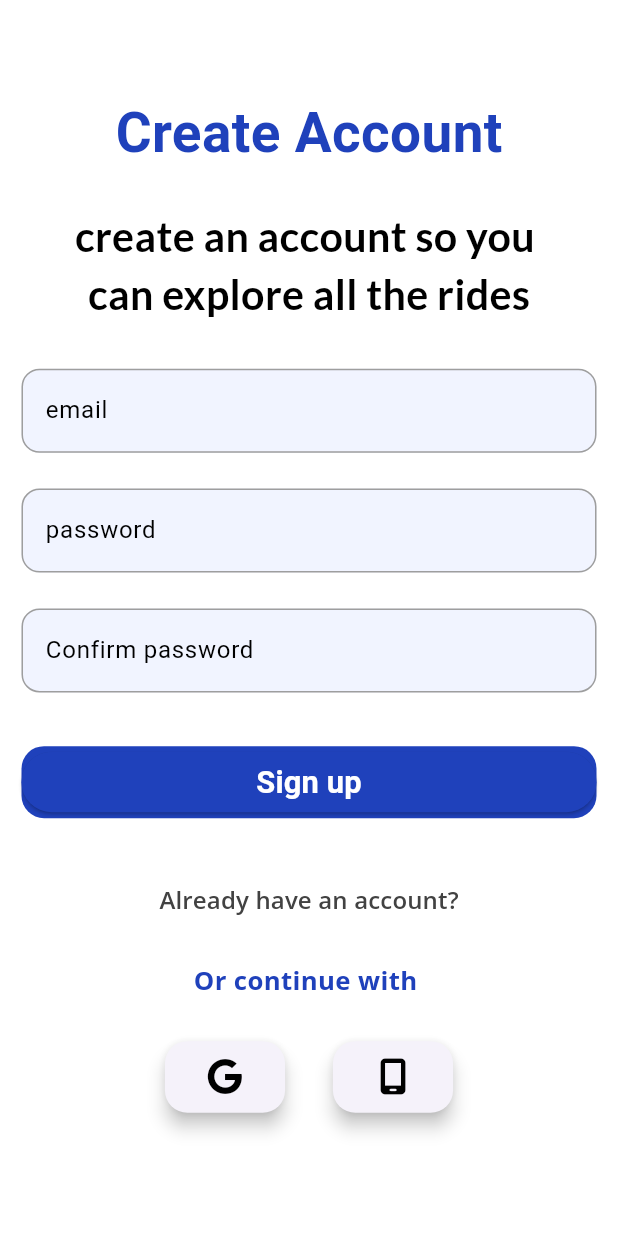
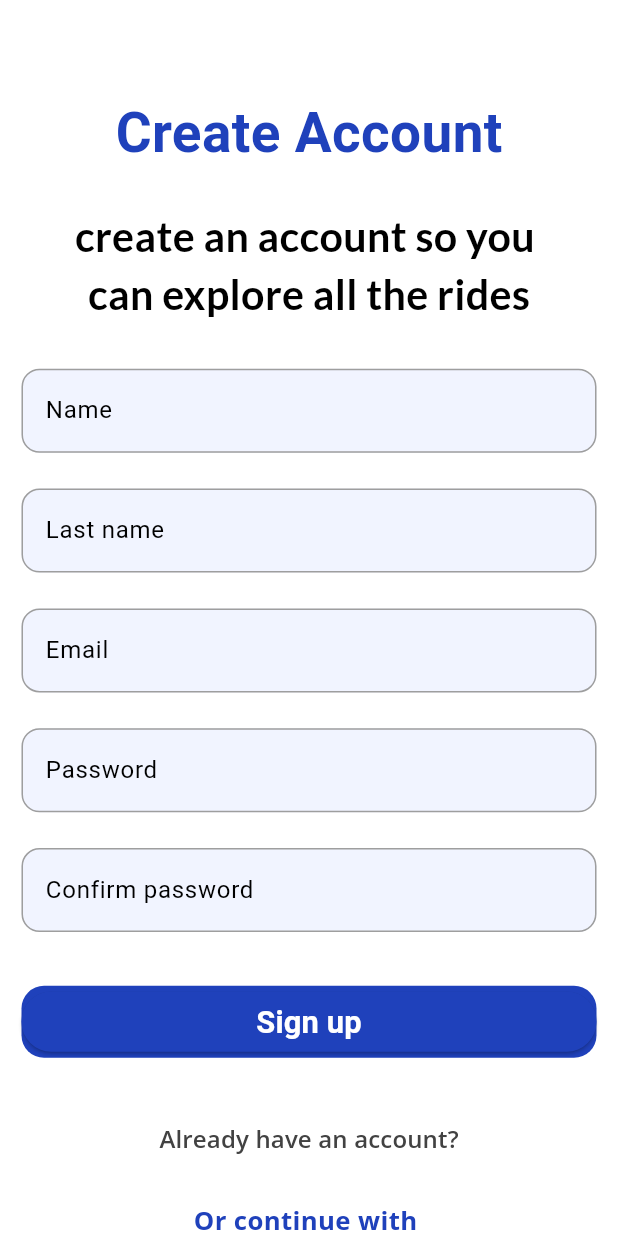
Before and after one commit to aswin531/rental_project, a Flutter app: the RegisterScreen screen opened directly, on a phone screen of 412 x 824 dp. Run offline on Flutter 3.47's test engine with Material 3 defaults, Android fonts, the light colour scheme and no system bars; our stand-ins replace equatable, firebase_auth, firebase_core, flutter_bloc, flutter_screenutil, font_awesome_flutter and 4 more; accounts and stored records are empty.

Commit message:
slight changes in Bloc event

```diff
--- a/lib/features/authentication/data/repositories/authentication_repository.dart
+++ b/lib/features/authentication/data/repositories/authentication_repository.dart
@@ -2,6 +2,7 @@ import 'package:rentit/features/authentication/domain/entity/user_entity.dart';
 
 abstract class AuthenticationRepository {
   Future<User> signInWithEmailAndPassword(String email, String password);
-  Future<User> signUpWithEmailAndPassword(String email, String password);
+  Future<User> signUpWithEmailAndPassword(String name, String lastName,
+      String email, String password, confirmPassword);
   Future<void> signOut();
 }
--- a/lib/features/authentication/data/repositories/authentication_repository_implementation.dart
+++ b/lib/features/authentication/data/repositories/authentication_repository_implementation.dart
@@ -5,13 +5,14 @@ import 'package:rentit/features/authentication/domain/entity/user_entity.dart';
 class AuthenticationRepositoryImpl implements AuthenticationRepository {
   late final FirebaseAuthDataSource _dataSource;
 
-   @override
+  @override
   Future<User> signInWithEmailAndPassword(String email, String password) async {
     return await _dataSource.signInWithEmailAndPassword(email, password);
   }
 
   @override
-  Future<User> signUpWithEmailAndPassword(String email, String password) async {
+  Future<User> signUpWithEmailAndPassword(String name, String lastName,
+      String email, String password, confirmPassword) async {
     return await _dataSource.signUpWithEmailAndPassword(email, password);
   }
 
@@ -19,6 +20,4 @@ class AuthenticationRepositoryImpl implements AuthenticationRepository {
   Future<void> signOut() async {
     await _dataSource.signOut();
   }
-
-
 }
--- a/lib/features/authentication/domain/repositories/authentication_repository.dart
+++ b/lib/features/authentication/domain/repositories/authentication_repository.dart
@@ -3,6 +3,6 @@ import 'package:rentit/features/authentication/domain/entity/user_entity.dart';
 
 abstract class AuthenticationRepository {
   Future<User> signInWithEmailAndPassword(String email, String password);
-  Future<User> signUpWithEmailAndPassword(String email, String password);
+  Future<User> signUpWithEmailAndPassword(String name,String lastName,String email, String password);
   Future<void> signOut();
 }
--- a/lib/features/authentication/presentation/bloc/authentication_bloc.dart
+++ b/lib/features/authentication/presentation/bloc/authentication_bloc.dart
@@ -27,7 +27,7 @@ class AuthenticationBloc
     } else if (event is SignUpWithEmailAndPassword) {
       yield AuthenticationLoading();
       try {
-        final user = await signUpUseCase.call(event.email, event.password);
+        final user = await signUpUseCase.signUpWithEmailAndPassword(event.name!,event.lastName!,event.email, event.password,event.confirmPassword!);
         yield AuthenticationAuthenticated(user);
       } catch (e) {
         yield AuthenticationUnAuthenticated(e.toString());
--- a/lib/features/authentication/presentation/bloc/authentication_event.dart
+++ b/lib/features/authentication/presentation/bloc/authentication_event.dart
@@ -18,14 +18,14 @@ class SignInWithEmailAndPassword extends AuthenticationEvent {
 }
 
 class SignUpWithEmailAndPassword extends AuthenticationEvent {
+  final String? name;
+  final String? lastName;
   final String email;
   final String password;
   final String? confirmPassword;
-  final String? name;
-  final String? lastName;
 
-  const SignUpWithEmailAndPassword(this.email, this.password,
-      this.confirmPassword, this.name, this.lastName);
+  const SignUpWithEmailAndPassword(this.name, this.lastName, this.email,
+      this.password, this.confirmPassword);
 
   @override
   List<Object> get props => [email, password];
--- a/lib/features/authentication/presentation/pages/login_screen.dart
+++ b/lib/features/authentication/presentation/pages/login_screen.dart
@@ -48,7 +48,7 @@ class LoginScreen extends StatelessWidget {
                   child: Column(
                     children: [
                       CustomTextFormField(
-                        labelText: "email",
+                        labelText: "Email",
                         controller: emailController,
                         keyboardType: TextInputType.emailAddress,
                         // validator: (p0) {},
@@ -57,7 +57,7 @@ class LoginScreen extends StatelessWidget {
                         height: 20.h,
                       ),
                       CustomTextFormField(
-                        labelText: "password",
+                        labelText: "Password",
                         controller: passwordController,
                         keyboardType: TextInputType.visiblePassword,
                         obscureText: true,
--- a/lib/features/authentication/presentation/pages/register_screen.dart
+++ b/lib/features/authentication/presentation/pages/register_screen.dart
@@ -6,6 +6,8 @@ import 'package:rentit/features/authentication/presentation/widgets/custom_text_
 import 'package:rentit/features/authentication/presentation/widgets/social_label.dart';
 
 class RegisterScreen extends StatelessWidget {
+  final TextEditingController nameController = TextEditingController();
+  final TextEditingController lastNameController = TextEditingController();
   final TextEditingController emailController = TextEditingController();
   final TextEditingController passwordController = TextEditingController();
   final TextEditingController confirmPassController = TextEditingController();
@@ -48,7 +50,7 @@ class RegisterScreen extends StatelessWidget {
                     child: Column(
                       children: [
                         CustomTextFormField(
-                          labelText: "email",
+                          labelText: "Name",
                           controller: emailController,
                           keyboardType: TextInputType.emailAddress,
                           // validator: (p0) {},
@@ -57,7 +59,25 @@ class RegisterScreen extends StatelessWidget {
                           height: 20.h,
                         ),
                         CustomTextFormField(
-                          labelText: "password",
+                          labelText: "Last name",
+                          controller: emailController,
+                          keyboardType: TextInputType.emailAddress,
+                          // validator: (p0) {},
+                        ),
+                        SizedBox(
+                          height: 20.h,
+                        ),
+                        CustomTextFormField(
+                          labelText: "Email",
+                          controller: emailController,
+                          keyboardType: TextInputType.emailAddress,
+                          // validator: (p0) {},
+                        ),
+                        SizedBox(
+                          height: 20.h,
+                        ),
+                        CustomTextFormField(
+                          labelText: "Password",
                           controller: passwordController,
                           keyboardType: TextInputType.visiblePassword,
                           obscureText: true,
```
Also changed, not shown: lib/features/authentication/domain/usecases/signup_email_password.dart (+8 -2 lines).
